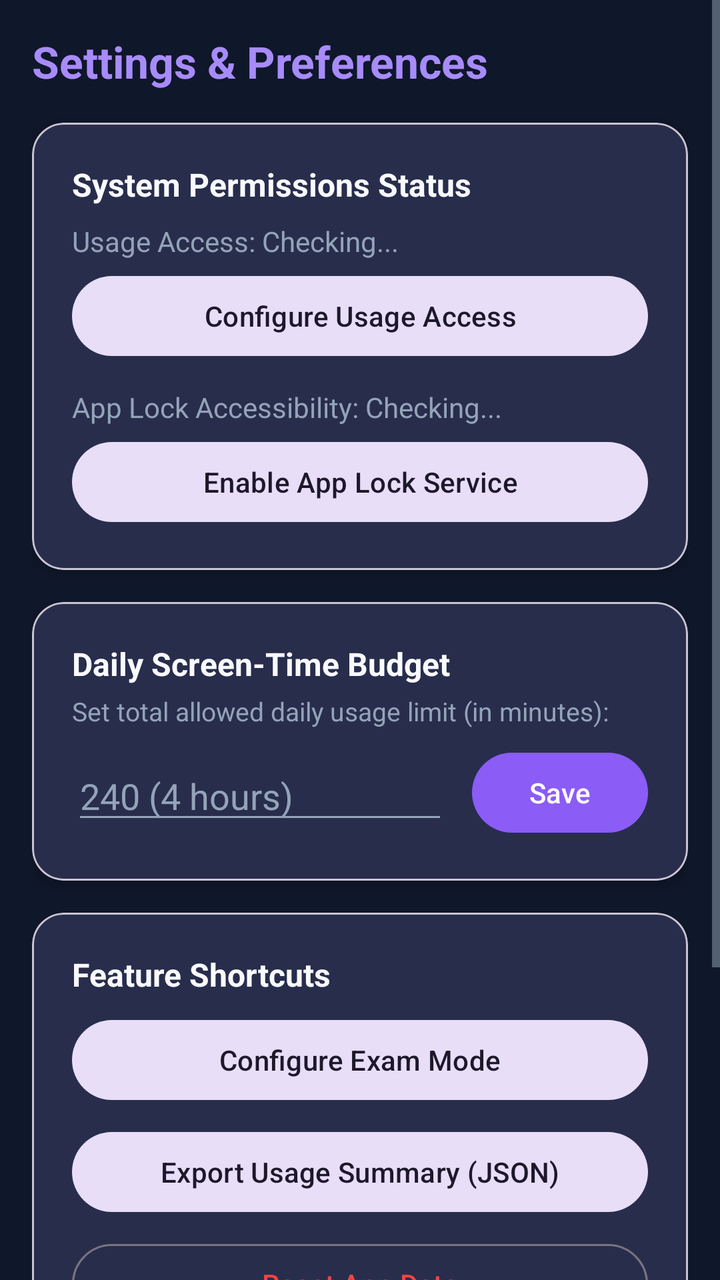
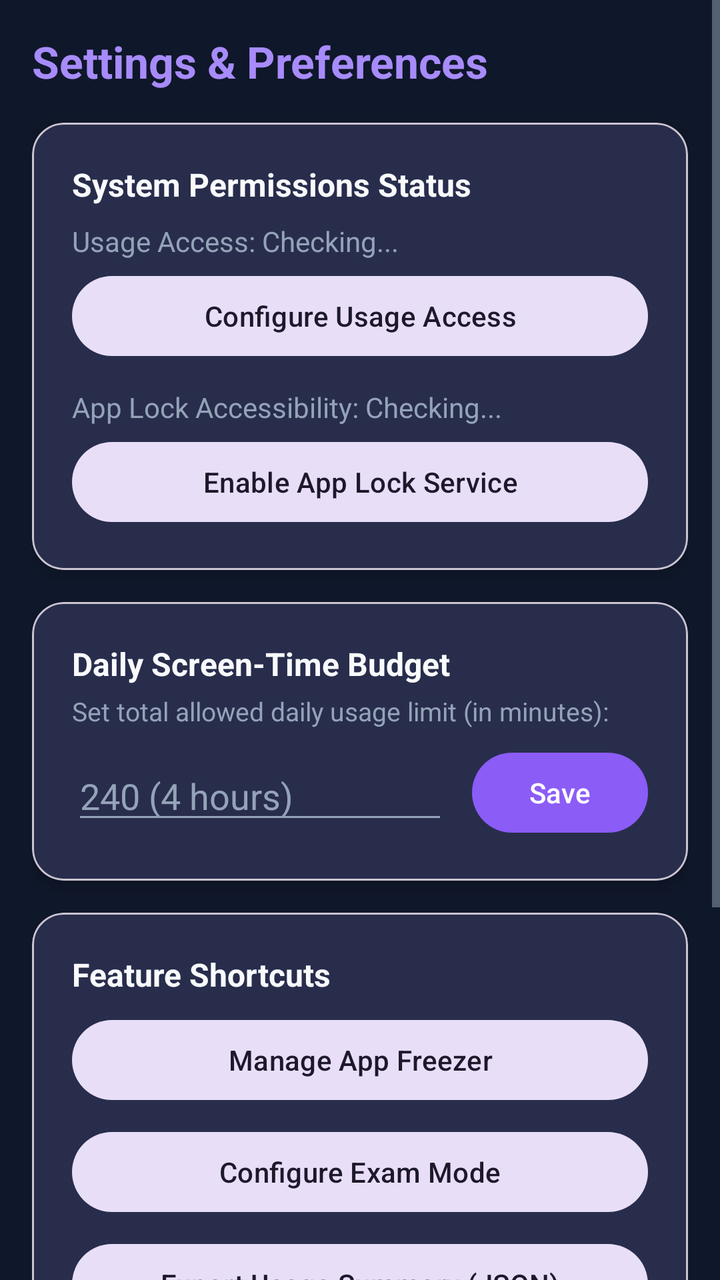

Before-and-after screenshots of an Android layout around one commit, followed by the original layout XML and the change that was made.
<!-- AndroidManifest.xml: application theme Theme.SelfPilot -->
<!-- res/layout/fragment_settings.xml -->
<?xml version="1.0" encoding="utf-8"?>
<ScrollView xmlns:android="http://schemas.android.com/apk/res/android"
    xmlns:app="http://schemas.android.com/apk/res-auto"
    android:layout_width="match_parent"
    android:layout_height="match_parent"
    android:background="@color/background_dark"
    android:fillViewport="true">

    <LinearLayout
        android:layout_width="match_parent"
        android:layout_height="wrap_content"
        android:orientation="vertical"
        android:padding="16dp">

        <TextView
            android:layout_width="wrap_content"
            android:layout_height="wrap_content"
            android:text="Settings &amp; Preferences"
            android:textColor="@color/purple_accent_light"
            android:textSize="22sp"
            android:textStyle="bold" />

        
        <com.google.android.material.card.MaterialCardView
            android:layout_width="match_parent"
            android:layout_height="wrap_content"
            android:layout_marginTop="16dp"
            app:cardBackgroundColor="@color/card_background"
            app:cardCornerRadius="16dp"
            app:cardElevation="4dp">

            <LinearLayout
                android:layout_width="match_parent"
                android:layout_height="wrap_content"
                android:orientation="vertical"
                android:padding="20dp">

                <TextView
                    android:layout_width="wrap_content"
                    android:layout_height="wrap_content"
                    android:text="System Permissions Status"
                    android:textColor="@color/text_primary"
                    android:textSize="16sp"
                    android:textStyle="bold" />

                <TextView
                    android:id="@+id/tvUsagePermissionStatus"
                    android:layout_width="wrap_content"
                    android:layout_height="wrap_content"
                    android:layout_marginTop="8dp"
                    android:text="Usage Access: Checking..."
                    android:textColor="@color/text_secondary"
                    android:textSize="14sp" />

                <Button
                    android:id="@+id/btnOpenUsageAccess"
                    style="@style/Widget.Material3.Button.TonalButton"
                    android:layout_width="match_parent"
                    android:layout_height="wrap_content"
                    android:layout_marginTop="4dp"
                    android:text="Configure Usage Access" />

                <TextView
                    android:id="@+id/tvAccessibilityStatus"
                    android:layout_width="wrap_content"
                    android:layout_height="wrap_content"
                    android:layout_marginTop="12dp"
                    android:text="App Lock Accessibility: Checking..."
                    android:textColor="@color/text_secondary"
                    android:textSize="14sp" />

                <Button
                    android:id="@+id/btn_enable_app_lock"
                    style="@style/Widget.Material3.Button.TonalButton"
                    android:layout_width="match_parent"
                    android:layout_height="wrap_content"
                    android:layout_marginTop="4dp"
                    android:text="Enable App Lock Service" />

            </LinearLayout>
        </com.google.android.material.card.MaterialCardView>

        
        <com.google.android.material.card.MaterialCardView
            android:layout_width="match_parent"
            android:layout_height="wrap_content"
            android:layout_marginTop="16dp"
            app:cardBackgroundColor="@color/card_background"
            app:cardCornerRadius="16dp"
            app:cardElevation="4dp">

            <LinearLayout
                android:layout_width="match_parent"
                android:layout_height="wrap_content"
                android:orientation="vertical"
                android:padding="20dp">

                <TextView
                    android:layout_width="wrap_content"
                    android:layout_height="wrap_content"
                    android:text="Daily Screen-Time Budget"
                    android:textColor="@color/text_primary"
                    android:textSize="16sp"
                    android:textStyle="bold" />

                <TextView
                    android:layout_width="wrap_content"
                    android:layout_height="wrap_content"
                    android:layout_marginTop="4dp"
                    android:text="Set total allowed daily usage limit (in minutes):"
                    android:textColor="@color/text_secondary"
                    android:textSize="13sp" />

                <LinearLayout
                    android:layout_width="match_parent"
                    android:layout_height="wrap_content"
                    android:layout_marginTop="8dp"
                    android:gravity="center_vertical"
                    android:orientation="horizontal">

                    <EditText
                        android:id="@+id/etDailyBudgetMins"
                        android:layout_width="0dp"
                        android:layout_height="wrap_content"
                        android:layout_weight="1"
                        android:hint="240 (4 hours)"
                        android:inputType="number"
                        android:textColor="@color/text_primary"
                        android:textColorHint="@color/text_secondary" />

                    <Button
                        android:id="@+id/btnSaveBudget"
                        android:layout_width="wrap_content"
                        android:layout_height="wrap_content"
                        android:layout_marginStart="12dp"
                        android:text="Save" />

                </LinearLayout>

            </LinearLayout>
        </com.google.android.material.card.MaterialCardView>

        
        <com.google.android.material.card.MaterialCardView
            android:layout_width="match_parent"
            android:layout_height="wrap_content"
            android:layout_marginTop="16dp"
            app:cardBackgroundColor="@color/card_background"
            app:cardCornerRadius="16dp"
            app:cardElevation="4dp">

            <LinearLayout
                android:layout_width="match_parent"
                android:layout_height="wrap_content"
                android:orientation="vertical"
                android:padding="20dp">

                <TextView
                    android:layout_width="wrap_content"
                    android:layout_height="wrap_content"
                    android:text="Feature Shortcuts"
                    android:textColor="@color/text_primary"
                    android:textSize="16sp"
                    android:textStyle="bold" />

                <Button
                    android:id="@+id/btnOpenExamModeSettings"
                    style="@style/Widget.Material3.Button.TonalButton"
                    android:layout_width="match_parent"
                    android:layout_height="wrap_content"
                    android:layout_marginTop="8dp"
                    android:text="Configure Exam Mode" />

                <Button
                    android:id="@+id/btnExportData"
                    style="@style/Widget.Material3.Button.TonalButton"
                    android:layout_width="match_parent"
                    android:layout_height="wrap_content"
                    android:layout_marginTop="8dp"
                    android:text="Export Usage Summary (JSON)" />

                <Button
                    android:id="@+id/btnResetData"
                    style="@style/Widget.Material3.Button.OutlinedButton"
                    android:layout_width="match_parent"
                    android:layout_height="wrap_content"
                    android:layout_marginTop="8dp"
                    android:text="Reset App Data"
                    android:textColor="@color/error_red" />

            </LinearLayout>
        </com.google.android.material.card.MaterialCardView>

        
        <com.google.android.material.card.MaterialCardView
            android:layout_width="match_parent"
            android:layout_height="wrap_content"
            android:layout_marginTop="16dp"
            android:layout_marginBottom="24dp"
            app:cardBackgroundColor="@color/card_background"
            app:cardCornerRadius="16dp"
            app:cardElevation="4dp">

            <LinearLayout
                android:layout_width="match_parent"
                android:layout_height="wrap_content"
                android:orientation="vertical"
                android:padding="20dp">

                <TextView
                    android:layout_width="wrap_content"
                    android:layout_height="wrap_content"
                    android:text="About SelfPilot"
                    android:textColor="@color/text_primary"
                    android:textSize="16sp"
                    android:textStyle="bold" />

                <TextView
                    android:layout_width="wrap_content"
                    android:layout_height="wrap_content"
                    android:layout_marginTop="4dp"
                    android:text="Version 1.0 (Advanced Programming Lab)"
                    android:textColor="@color/text_secondary"
                    android:textSize="13sp" />

                <TextView
                    android:layout_width="wrap_content"
                    android:layout_height="wrap_content"
                    android:layout_marginTop="4dp"
                    android:text="Take Control. Stay Focused. Build Discipline."
                    android:textColor="@color/purple_accent_light"
                    android:textSize="13sp"
                    android:textStyle="italic" />

            </LinearLayout>
        </com.google.android.material.card.MaterialCardView>

    </LinearLayout>
</ScrollView>
<!-- resources referenced by this layout -->
<resources>
  <color name="background_dark">#0F172A</color>
  <color name="card_background">#1E293B</color>
  <color name="error_red">#EF4444</color>
  <color name="purple_accent_light">#A78BFA</color>
  <color name="text_primary">#F8FAFC</color>
  <color name="text_secondary">#94A3B8</color>
  <style name="Theme.SelfPilot" parent="Base.Theme.SelfPilot" />
  <style name="Base.Theme.SelfPilot" parent="Theme.Material3.DayNight.NoActionBar">
          
          <item name="colorPrimary">@color/purple_accent</item>
          <item name="colorPrimaryVariant">@color/electric_blue</item>
          <item name="colorOnPrimary">@color/white</item>
          <item name="colorSecondary">@color/electric_blue</item>
          <item name="colorSecondaryVariant">@color/purple_accent_light</item>
          <item name="colorOnSecondary">@color/white</item>
          <item name="android:colorBackground">@color/background_dark</item>
          <item name="colorSurface">@color/card_background</item>
          <item name="colorOnSurface">@color/text_primary</item>
          <item name="android:textColorPrimary">@color/text_primary</item>
          <item name="android:textColorSecondary">@color/text_secondary</item>
          <item name="android:statusBarColor">@color/background_dark</item>
          <item name="android:navigationBarColor">@color/background_dark</item>
          <item name="bottomNavigationStyle">@style/Widget.MaterialComponents.BottomNavigationView.Colored</item>
      </style>
  <color name="purple_accent">#8B5CF6</color>
  <color name="electric_blue">#3B82F6</color>
  <color name="white">#FFFFFFFF</color>
</resources>

<!-- the commit's change to res/layout/fragment_settings.xml (unified diff, before → after) -->
@@ -164,6 +164,14 @@
                     android:textStyle="bold" />
 
                 <Button
+                    android:id="@+id/btnAppFreezerSettings"
+                    style="@style/Widget.Material3.Button.TonalButton"
+                    android:layout_width="match_parent"
+                    android:layout_height="wrap_content"
+                    android:layout_marginTop="8dp"
+                    android:text="Manage App Freezer" />
+
+                <Button
                     android:id="@+id/btnOpenExamModeSettings"
                     style="@style/Widget.Material3.Button.TonalButton"
                     android:layout_width="match_parent"
